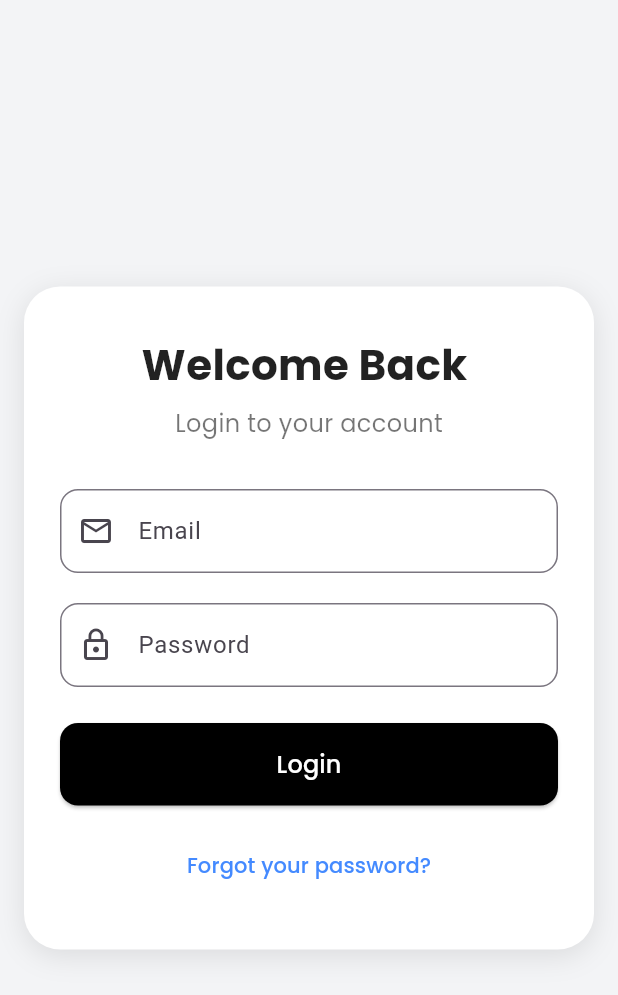
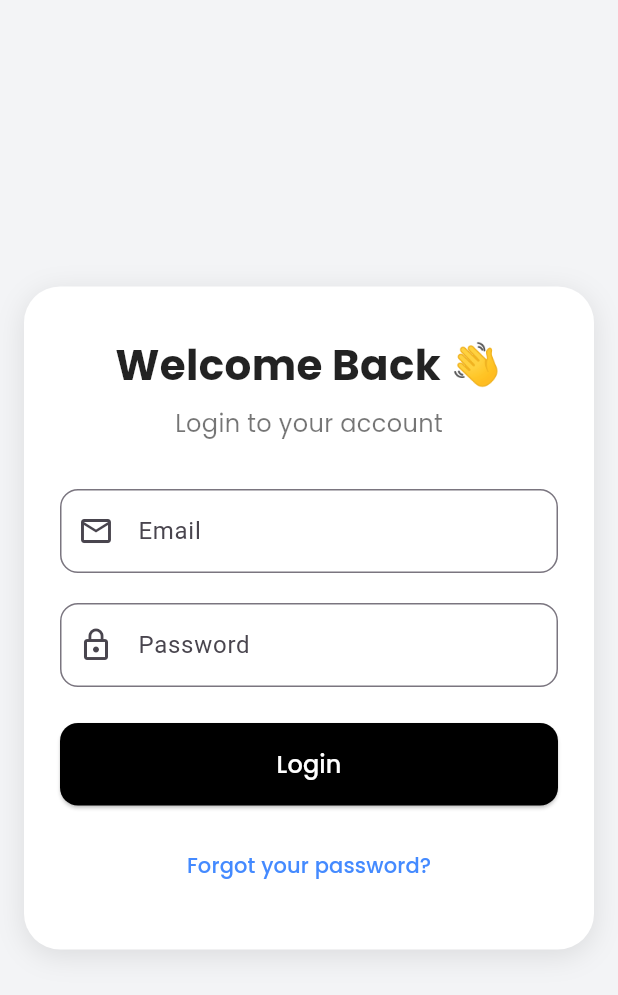
Before and after one commit to samaraEdirisooriya/flutter_node_assignment, a Flutter app: the screen it shows after launch, on a phone screen of 412 x 824 dp. Shown: the top 995 px of the screen. Run offline on Flutter 3.47's test engine with Material 3 defaults, Android fonts, the phone set to English and light mode, and no system bars; our stand-ins replace google_fonts.

Commit message:
refactor: restructure login page and add custom text field component

```diff
--- /dev/null
+++ b/frontend/ecom/lib/constants/app_styles.dart
@@ -0,0 +1,35 @@
+import 'package:flutter/material.dart';
+import 'package:google_fonts/google_fonts.dart';
+
+class AppStyles {
+  static final heading = GoogleFonts.poppins(
+    fontSize: 28,
+    fontWeight: FontWeight.bold,
+    color: Colors.black87,
+  );
+
+  static final subheading = GoogleFonts.poppins(
+    fontSize: 16,
+    color: Colors.black54,
+  );
+
+  static final linkText = GoogleFonts.poppins(
+    color: Colors.blueAccent,
+    fontWeight: FontWeight.w500,
+  );
+
+  static final buttonText = GoogleFonts.poppins(
+    fontSize: 16,
+    color: Colors.white,
+  );
+
+  static InputDecoration inputDecoration(String label, Icon icon) {
+    return InputDecoration(
+      labelText: label,
+      prefixIcon: icon,
+      border: OutlineInputBorder(
+        borderRadius: BorderRadius.circular(12),
+      ),
+    );
+  }
+}
--- a/frontend/ecom/lib/main.dart
+++ b/frontend/ecom/lib/main.dart
@@ -1,4 +1,4 @@
-import 'package:ecom/login_page.dart';
+import 'package:ecom/screens/auth/login_page.dart';
 import 'package:flutter/material.dart';
 
 void main() {
@@ -16,7 +16,7 @@ class MyApp extends StatelessWidget {
       theme: ThemeData(
         colorScheme: ColorScheme.fromSeed(seedColor: Colors.deepPurple),
       ),
-      home: LoginPage(),
+      home: const LoginPage(),
     );
   }
 }
--- a/frontend/ecom/lib/login_page.dart
+++ b/frontend/ecom/lib/screens/auth/login_page.dart
@@ -1,5 +1,7 @@
 import 'package:flutter/material.dart';
 import 'package:google_fonts/google_fonts.dart';
+import '../../constants/app_styles.dart';
+import '../../widgets/custom_text_field.dart';
 
 class LoginPage extends StatelessWidget {
   const LoginPage({super.key});
@@ -7,6 +9,8 @@ class LoginPage extends StatelessWidget {
   @override
   Widget build(BuildContext context) {
     final size = MediaQuery.of(context).size;
+    final emailController = TextEditingController();
+    final passwordController = TextEditingController();
 
     return Scaffold(
       backgroundColor: const Color(0xFFF3F4F6),
@@ -30,47 +34,23 @@ class LoginPage extends StatelessWidget {
             child: Column(
               mainAxisSize: MainAxisSize.min,
               children: [
-                Text(
-                  "Welcome Back ",
-                  style: GoogleFonts.poppins(
-                    fontSize: 28,
-                    fontWeight: FontWeight.bold,
-                    color: Colors.black87,
-                  ),
-                ),
+                Text("Welcome Back 👋", style: AppStyles.heading),
                 const SizedBox(height: 8),
-                Text(
-                  "Login to your account",
-                  style: GoogleFonts.poppins(
-                    fontSize: 16,
-                    color: Colors.black54,
-                  ),
-                ),
+                Text("Login to your account", style: AppStyles.subheading),
                 const SizedBox(height: 32),
 
-                // Email
-                TextField(
-                  decoration: InputDecoration(
-                    labelText: 'Email',
-                    prefixIcon: const Icon(Icons.email_outlined),
-                    border: OutlineInputBorder(
-                      borderRadius: BorderRadius.circular(12),
-                    ),
-                  ),
-                  keyboardType: TextInputType.emailAddress,
+                CustomTextField(
+                  label: 'Email',
+                  icon: const Icon(Icons.email_outlined),
+                  controller: emailController,
                 ),
                 const SizedBox(height: 20),
 
-                // Password
-                TextField(
-                  obscureText: true,
-                  decoration: InputDecoration(
-                    labelText: 'Password',
-                    prefixIcon: const Icon(Icons.lock_outline),
-                    border: OutlineInputBorder(
-                      borderRadius: BorderRadius.circular(12),
-                    ),
-                  ),
+                CustomTextField(
+                  label: 'Password',
+                  icon: const Icon(Icons.lock_outline),
+                  isPassword: true,
+                  controller: passwordController,
                 ),
                 const SizedBox(height: 24),
 
@@ -79,7 +59,7 @@ class LoginPage extends StatelessWidget {
                   width: double.infinity,
                   child: ElevatedButton(
                     onPressed: () {
-                      // TODO: Connect to Dio/Bloc
+                      // TODO: Integrate Dio or Bloc
                       Navigator.pushReplacementNamed(context, '/dashboard');
                     },
                     style: ElevatedButton.styleFrom(
@@ -89,28 +69,14 @@ class LoginPage extends StatelessWidget {
                         borderRadius: BorderRadius.circular(12),
                       ),
                     ),
-                    child: Text(
-                      'Login',
-                      style: GoogleFonts.poppins(
-                        fontSize: 16,
-                        color: Colors.white,
-                      ),
-                    ),
+                    child: Text('Login', style: AppStyles.buttonText),
                   ),
                 ),
 
                 const SizedBox(height: 16),
-
-                // Footer
                 TextButton(
                   onPressed: () {},
-                  child: Text(
-                    "Forgot your password?",
-                    style: GoogleFonts.poppins(
-                      color: Colors.blueAccent,
-                      fontWeight: FontWeight.w500,
-                    ),
-                  ),
+                  child: Text("Forgot your password?", style: AppStyles.linkText),
                 )
               ],
             ),
--- /dev/null
+++ b/frontend/ecom/lib/widgets/custom_text_field.dart
@@ -0,0 +1,27 @@
+import 'package:flutter/material.dart';
+import '../constants/app_styles.dart';
+
+class CustomTextField extends StatelessWidget {
+  final String label;
+  final Icon icon;
+  final bool isPassword;
+  final TextEditingController controller;
+
+  const CustomTextField({
+    super.key,
+    required this.label,
+    required this.icon,
+    this.isPassword = false,
+    required this.controller,
+  });
+
+  @override
+  Widget build(BuildContext context) {
+    return TextField(
+      obscureText: isPassword,
+      controller: controller,
+      decoration: AppStyles.inputDecoration(label, icon),
+      keyboardType: TextInputType.emailAddress,
+    );
+  }
+}
```
